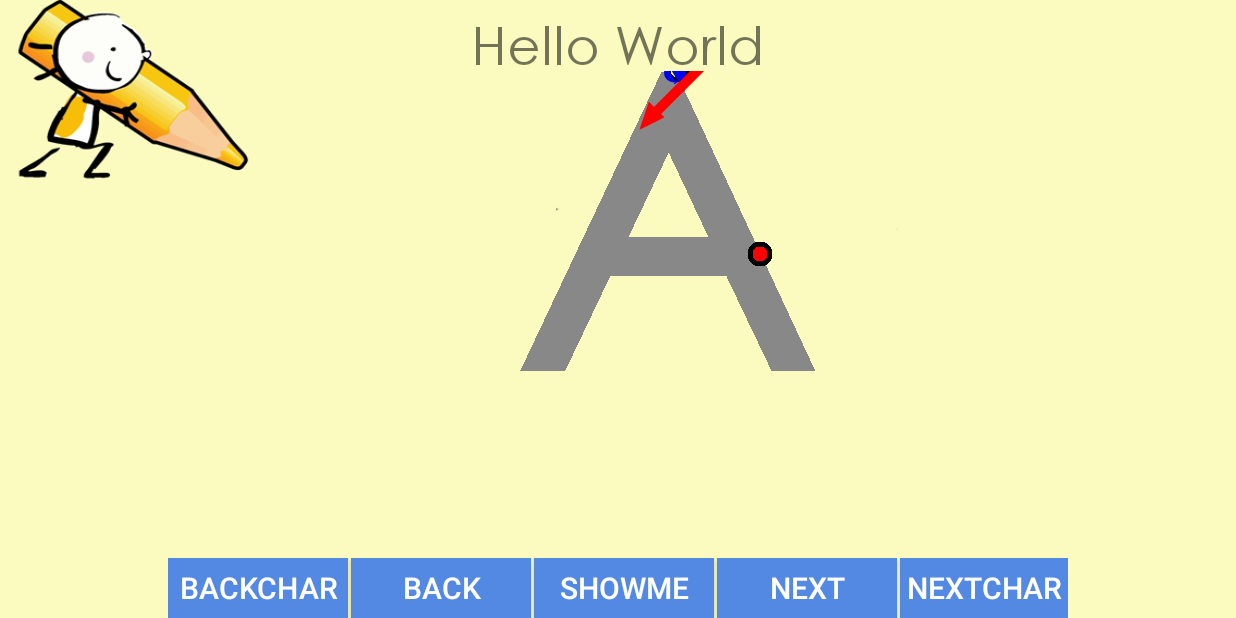
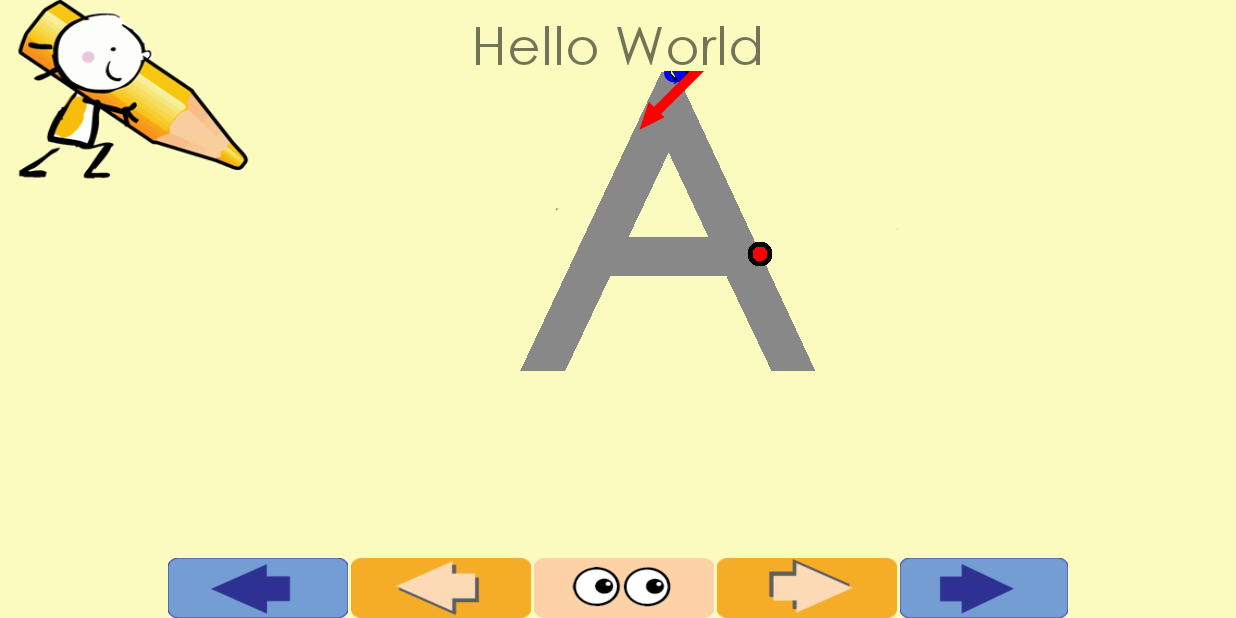
Before and after one commit to triciajose/PrintLikeAProApp2, an Android app: the PrintCharacterActivity screen opened directly, with no data from a screen before it, on a phone screen of 824 x 412 dp (held sideways). Run offline under Robolectric (Android 15) with nearby library versions, the phone set to English and light mode, and no system bars; pictures from the network do not load; 2 statements that could not run were skipped.

Commit message:
added buttons

```diff
--- a/app/src/main/res/layout/activity_print_character.xml
+++ b/app/src/main/res/layout/activity_print_character.xml
@@ -32,13 +32,12 @@
             style="?android:attr/buttonStyleSmall"
             android:layout_width="120dp"
             android:layout_height="40dp"
-            android:text="BackChar"
-            android:onClick="backChar"
+            android:onClick="goPrevious"
             android:layout_marginRight="2dp"
-            android:id="@+id/buttonBackChar"
+            android:id="@+id/buttonBackState"
             android:textSize = "20dp"
             android:layout_alignParentLeft="true"
-            android:background="@drawable/button_background_selector"
+            android:background="@drawable/back"
             android:textColor="@drawable/button_text_selector"/>
 
 
@@ -46,13 +45,12 @@
             style="?android:attr/buttonStyleSmall"
             android:layout_width="120dp"
             android:layout_height="40dp"
-            android:text="Back"
-            android:onClick="goPrevious"
+            android:onClick="backChar"
             android:layout_marginRight="2dp"
-            android:id="@+id/buttonBackState"
+            android:id="@+id/buttonBackChar"
             android:textSize = "20dp"
-            android:layout_toRightOf="@id/buttonBackChar"
-            android:background="@drawable/button_background_selector"
+            android:layout_toRightOf="@id/buttonBackState"
+            android:background="@drawable/backchar"
             android:textColor="@drawable/button_text_selector"/>
 
         <Button
@@ -60,24 +58,22 @@
             android:layout_width="120dp"
             android:layout_height="40dp"
             android:layout_marginRight="2dp"
-            android:layout_toRightOf="@id/buttonBackState"
-            android:text="ShowMe"
+            android:layout_toRightOf="@id/buttonBackChar"
             android:onClick="Modelling"
             android:id="@+id/showUs"
             android:textSize = "20dp"
-            android:background="@drawable/button_background_selector"
+            android:background="@drawable/watch2"
             android:textColor="@drawable/button_text_selector"/>
 
         <Button
             style="?android:attr/buttonStyleSmall"
             android:layout_width="120dp"
             android:layout_height="40dp"
-            android:text="Next"
             android:id="@+id/neststatebutton"
             android:textSize = "20dp"
             android:layout_toRightOf="@id/showUs"
             android:layout_marginRight="2dp"
-            android:background="@drawable/button_background_selector"
+            android:background="@drawable/nextchar"
             android:textColor="@drawable/button_text_selector"
             />
 
@@ -85,12 +81,11 @@
         style="?android:attr/buttonStyleSmall"
         android:layout_width="120dp"
         android:layout_height="40dp"
-        android:text="NextChar"
         android:layout_toRightOf="@id/neststatebutton"
         android:id="@+id/nextcharbutton"
         android:onClick="nextChar"
         android:textSize = "20dp"
-        android:background="@drawable/button_background_selector"
+        android:background="@drawable/forward"
         android:textColor="@drawable/button_text_selector"/>
 
 
```
